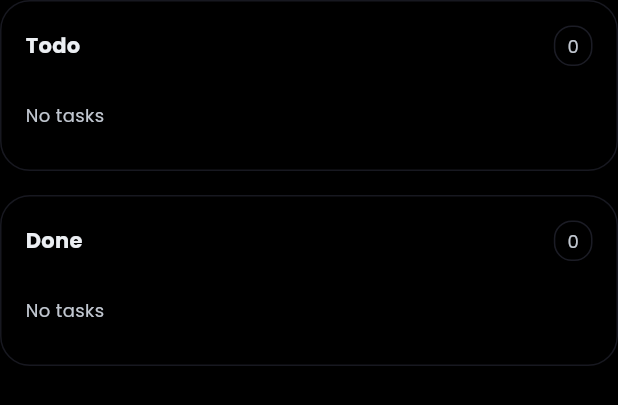
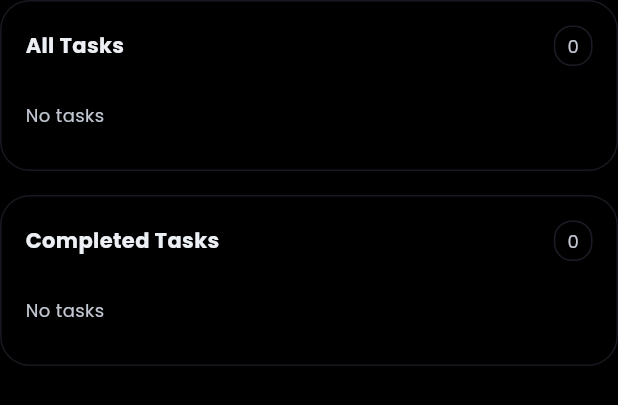
Before and after one commit to LDrago-zae/dev_flow, a Flutter app: the KanbanBoardWidget widget shown alone on an empty page, opened directly with empty values, on a phone screen of 412 x 824 dp. Shown: the top 405 px of the screen. Run offline on Flutter 3.47's test engine with Material 3 defaults, Android fonts, the phone set to English and light mode, and no system bars; our stand-ins replace cached_network_image, connectivity_plus, country_picker, dio, file_picker, firebase_core and 22 more; missing offline and left inert: mapbox_maps_flutter; accounts and stored records are empty.

Commit message:
feat: Refactor HomeScreen layout to use Column for vertical scrolling; update ProjectDetailsScreen to enhance date and time badge display; implement location puck in TaskLocationMapScreen; modify KanbanBoardWidget to show all tasks and completed tasks separately

```diff
--- a/lib/presentation/widgets/project_details/kanban_board_widget.dart
+++ b/lib/presentation/widgets/project_details/kanban_board_widget.dart
@@ -20,17 +20,22 @@ class KanbanBoardWidget extends StatelessWidget {
 
   @override
   Widget build(BuildContext context) {
-    final todoTasks = tasks.where((t) => !t.isCompleted).toList();
-    final doneTasks = tasks.where((t) => t.isCompleted).toList();
+    final allTasks = tasks;
+    final completedTasks = tasks.where((t) => t.isCompleted).toList();
 
     return LayoutBuilder(
       builder: (context, constraints) {
         final content = Column(
           crossAxisAlignment: CrossAxisAlignment.stretch,
           children: [
-            _buildColumn(context, 'Todo', todoTasks, isDoneColumn: false),
+            _buildColumn(context, 'All Tasks', allTasks, isDoneColumn: false),
             const SizedBox(height: 16),
-            _buildColumn(context, 'Done', doneTasks, isDoneColumn: true),
+            _buildColumn(
+              context,
+              'Completed Tasks',
+              completedTasks,
+              isDoneColumn: true,
+            ),
           ],
         );
 
@@ -118,9 +123,13 @@ class KanbanBoardWidget extends StatelessWidget {
               return SingleChildScrollView(
                 scrollDirection: Axis.horizontal,
                 child: Row(
-                  children: columnTasks.map((task) {
+                  children: columnTasks.asMap().entries.map((entry) {
+                    final index = entry.key;
+                    final task = entry.value;
                     return Padding(
-                      padding: const EdgeInsets.only(right: 12),
+                      padding: EdgeInsets.only(
+                        right: index < columnTasks.length - 1 ? 12 : 0,
+                      ),
                       child: SizedBox(
                         width: 260,
                         child: _buildDraggableTaskCard(context, task),
```
Also changed, not shown: lib/presentation/views/home/home_screen.dart (+3 -6 lines), lib/presentation/views/project_details/project_details_screen.dart (+28 -15 lines), lib/presentation/views/task_location_map_screen.dart (+24 -29 lines).
